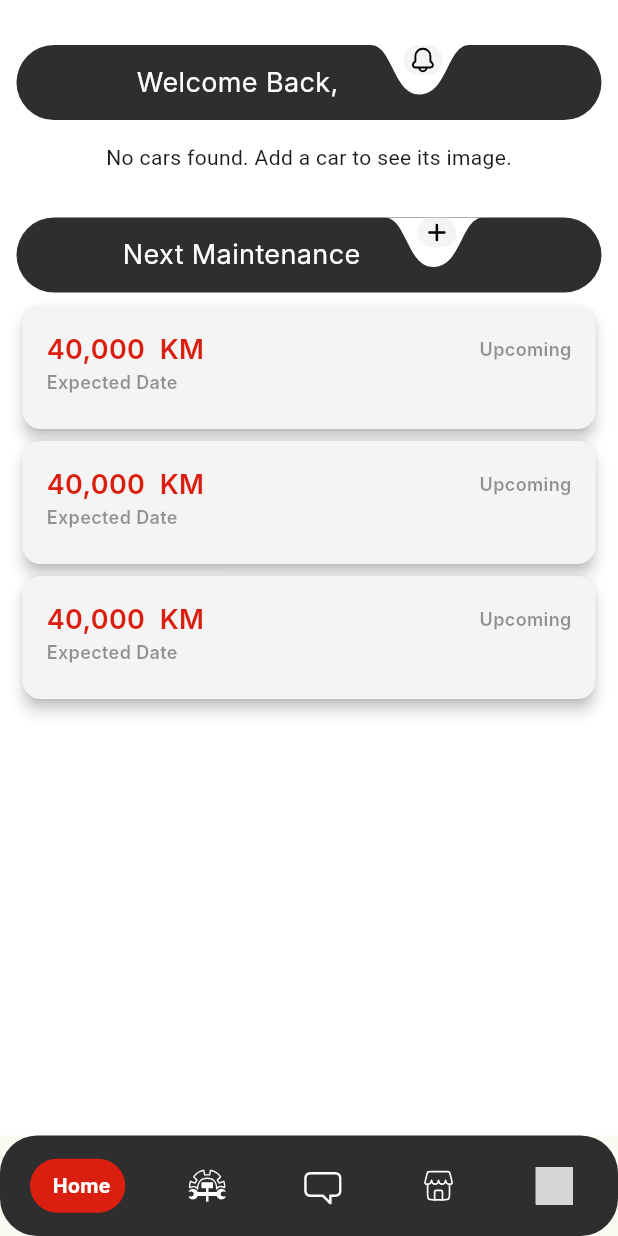
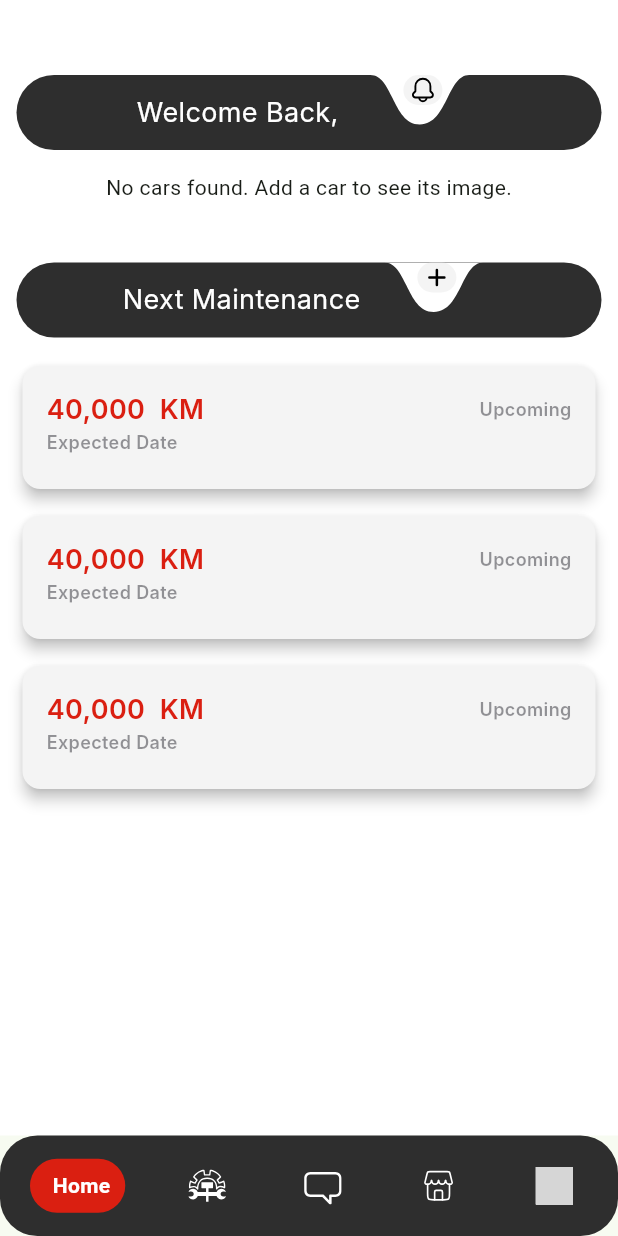
Before and after one commit to MostafaM117/car_maintenance_app, a Flutter app: the screen it shows once a user with an empty profile is signed in, on a phone screen of 412 x 824 dp. Run offline on Flutter 3.47's test engine with Material 3 defaults, Android fonts, the phone set to English and light mode, and no system bars; drawn by our look-alikes of google_nav_bar; our stand-ins replace cloud_firestore, dash_chat_2, firebase_auth, firebase_core, flutter_card_swiper, flutter_dotenv and 9 more; accounts and stored records are empty; Roboto replaces fonts that are missing (Inter); grey boxes are pictures that could not be loaded.

Commit message:
edit home page ui

```diff
--- a/lib/screens/Current_Screen/main_screen.dart
+++ b/lib/screens/Current_Screen/main_screen.dart
@@ -47,7 +47,6 @@ class _MainScreenState extends State<MainScreen> {
       _selectedIndex = index;
     });
   }
-
 @override
 Widget build(BuildContext context) {
   return Scaffold(
@@ -55,7 +54,9 @@ class _MainScreenState extends State<MainScreen> {
       index: _selectedIndex,
       children: _pages,
     ),
-      bottomNavigationBar: Container(
+    bottomNavigationBar: _selectedIndex == 2 // 2 هو index الخاص بالـ Chatbot
+        ? null
+        : Container(
             padding: const EdgeInsets.symmetric(horizontal: 20, vertical: 13),
             decoration: BoxDecoration(
               color: AppColors.primaryText,
--- a/lib/screens/home_page.dart
+++ b/lib/screens/home_page.dart
@@ -41,7 +41,7 @@ class _HomePageState extends State<HomePage> {
     return Scaffold(
       backgroundColor: AppColors.background,
       body: Padding(
-        padding: const EdgeInsets.symmetric(horizontal: 11, vertical: 20),
+        padding: const EdgeInsets.symmetric(horizontal: 11, vertical: 40),
         child: Column(
           children: [
             SizedBox(
@@ -49,11 +49,12 @@ class _HomePageState extends State<HomePage> {
             ),
             SubtractWave(
               text: username != null
-                  ? 'Welcome Back, $username'
+                  ? 'Welcome Back, ${username!.split(' ').first}'
                   : 'Welcome Back, User',
               svgAssetPath: 'assets/svg/notification.svg',
               onTap: () {},
             ),
+
             SizedBox(height: 15),
 
             // Displaying cars in Swiper or Card
@@ -102,7 +103,7 @@ class _HomePageState extends State<HomePage> {
                 );
               },
             ),
-            SizedBox(height: 30),
+            SizedBox(height: 40),
 
             SubtractWave(
               text: 'Next Maintenance',
@@ -114,14 +115,24 @@ class _HomePageState extends State<HomePage> {
                 );
               },
             ),
-            SizedBox(height: 5),
+            SizedBox(height: 15),
+            Expanded(
+              child: SingleChildScrollView(
+                child: Column(
+                  children: [
                     MaintenanceCard(
                       title: '40,000' '  KM',
                       date: 'Upcoming',
                     ),
+                    SizedBox(
+                      height: 10,
+                    ),
                     MaintenanceCard(
                       title: '40,000' '  KM',
                       date: 'Upcoming',
+                    ),
+                    SizedBox(
+                      height: 10,
                     ),
                     MaintenanceCard(
                       title: '40,000' '  KM',
@@ -130,6 +141,10 @@ class _HomePageState extends State<HomePage> {
                   ],
                 ),
               ),
+            ),
+          ],
+        ),
+      ),
     );
   }
 }
--- a/lib/widgets/SubtractWave_widget.dart
+++ b/lib/widgets/SubtractWave_widget.dart
@@ -35,7 +35,7 @@ class SubtractWave extends StatelessWidget {
             ),
           ),
           ClipPath(
-            clipper: _SubtractClipper(),
+            clipper: SubtractClipper(),
             child: Container(
               width: 90,
               height: 60,
@@ -73,7 +73,7 @@ class SubtractWave extends StatelessWidget {
   }
 }
 
-class _SubtractClipper extends CustomClipper<Path> {
+class SubtractClipper extends CustomClipper<Path> {
   @override
   Path getClip(Size size) {
     final path = Path();
--- a/lib/widgets/custom_widgets.dart
+++ b/lib/widgets/custom_widgets.dart
@@ -315,7 +315,6 @@ Widget buildUserNameField({
                 color: Colors.black,
                 fontWeight: FontWeight.bold,
               ),
-              prefixText: 'username: ',
               isCollapsed: true,
             ),
             style: textStyleGray,
```
Lines whose indentation alone changed are shown as unchanged.
